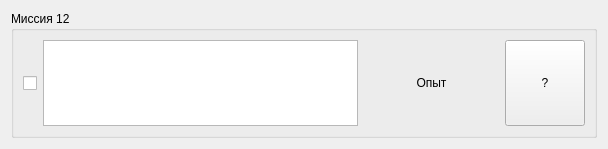
Qt form taskitem.ui (Unisbern/RPG_planner) before a commit.
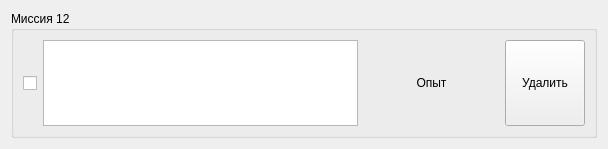
The same form after that commit.

```diff
--- a/taskitem.ui
+++ b/taskitem.ui
@@ -67,7 +67,7 @@
          </sizepolicy>
         </property>
         <property name="text">
-         <string>?</string>
+         <string>Удалить</string>
         </property>
        </widget>
       </item>
```
Left out of the diff: 2 changed lines with no effect on the pictures.
